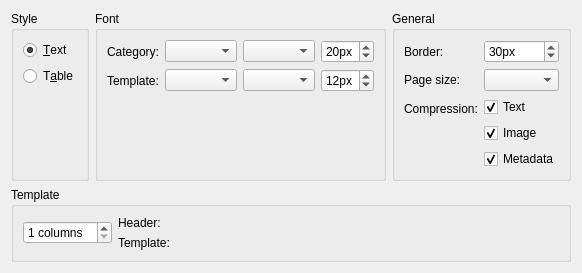
Qt form plugins/exp-pdf/pdfexportwidget.ui (martin-kudlicka/vocabulary-master) before a commit.
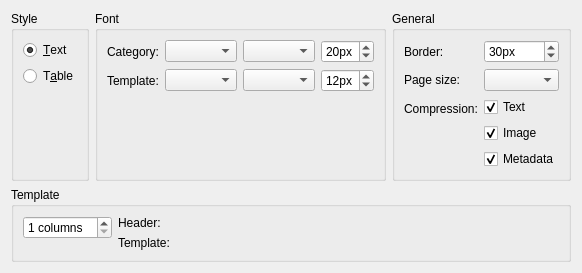
The same form after that commit. The open tabs and pages were chosen to show the change.

Commit message: * keep column spin box up

The edit to the form file:
```diff
--- a/plugins/exp-pdf/pdfexportwidget.ui
+++ b/plugins/exp-pdf/pdfexportwidget.ui
@@ -251,6 +251,8 @@
          </property>
          <layout class="QHBoxLayout" name="horizontalLayout_2">
           <item>
+           <layout class="QVBoxLayout" name="verticalLayout_7">
+            <item>
            <widget class="QSpinBox" name="qsbTableColums">
             <property name="sizePolicy">
              <sizepolicy hsizetype="Maximum" vsizetype="Fixed">
@@ -265,6 +267,21 @@
              <number>1</number>
             </property>
            </widget>
+            </item>
+            <item>
+             <spacer name="verticalSpacer_3">
+              <property name="orientation">
+               <enum>Qt::Vertical</enum>
+              </property>
+              <property name="sizeHint" stdset="0">
+               <size>
+                <width>20</width>
+                <height>40</height>
+               </size>
+              </property>
+             </spacer>
+            </item>
+           </layout>
           </item>
           <item>
            <layout class="QGridLayout" name="qglTableColumns">
```
Lines whose indentation alone changed are shown as unchanged.
